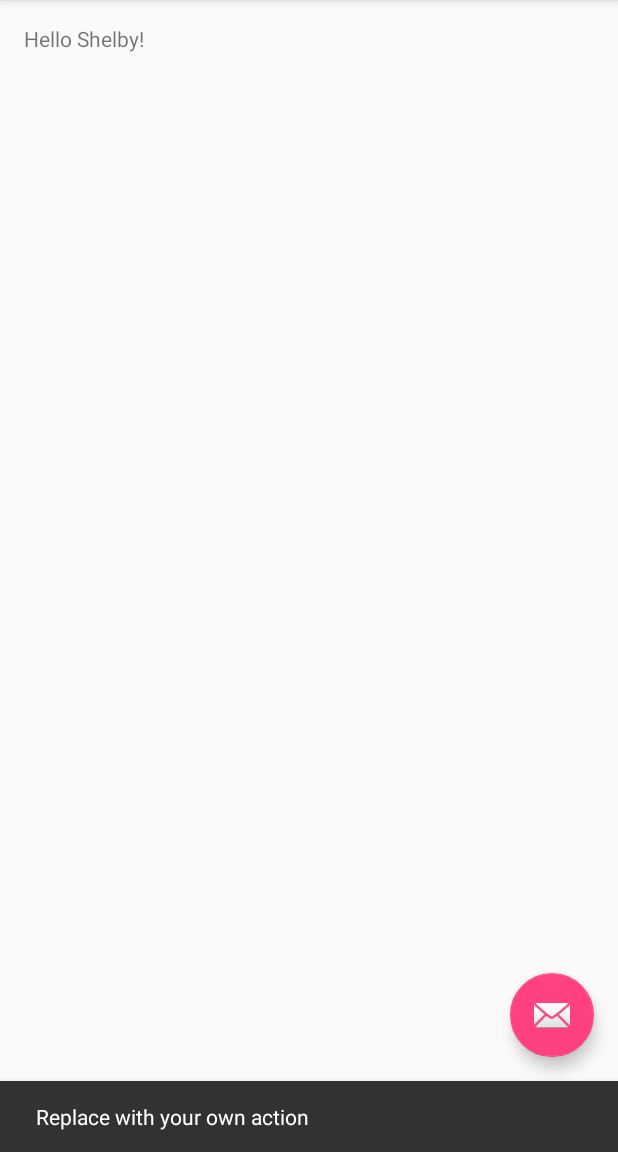
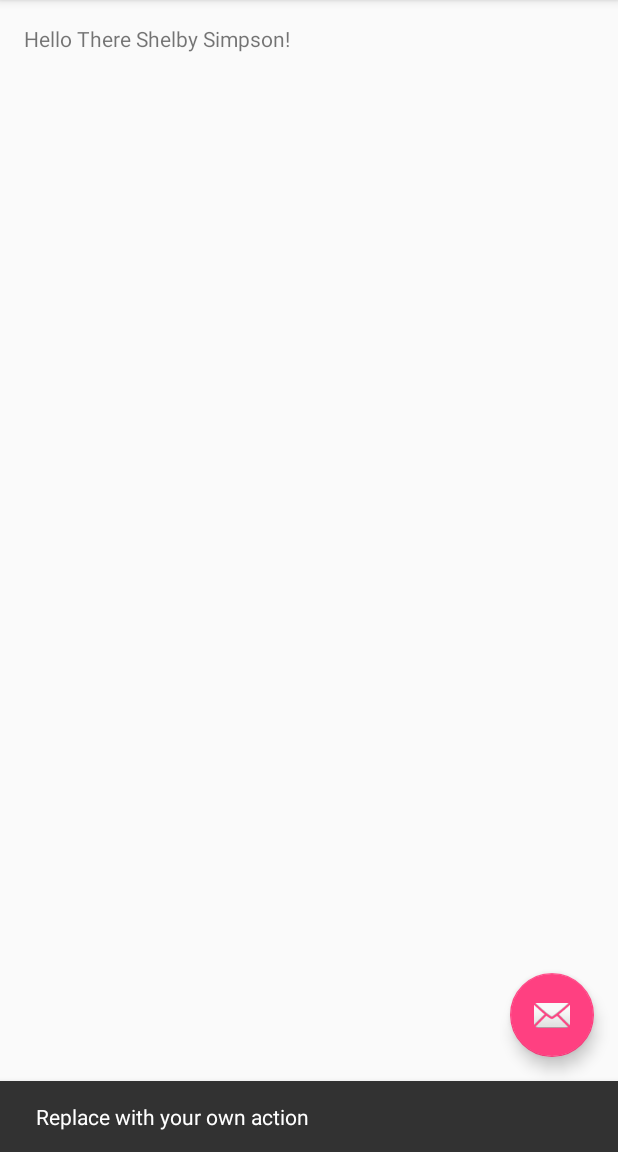
Before and after one commit to BeelineShopping/BeelineAppAndroid, an Android app: the screen it shows after launch (MainActivity), after a tap on an icon or button, on a phone screen of 412 x 824 dp, the part 84-1236 px from its top. Run offline under Robolectric (Android 15) with nearby library versions, the phone set to English and light mode, and no system bars.

Commit message:
branch commit

```diff
--- a/app/src/main/res/layout/content_main.xml
+++ b/app/src/main/res/layout/content_main.xml
@@ -15,5 +15,5 @@
     <TextView
         android:layout_width="wrap_content"
         android:layout_height="wrap_content"
-        android:text="Hello Shelby!" />
+        android:text="Hello There Shelby Simpson!" />
 </RelativeLayout>
```
